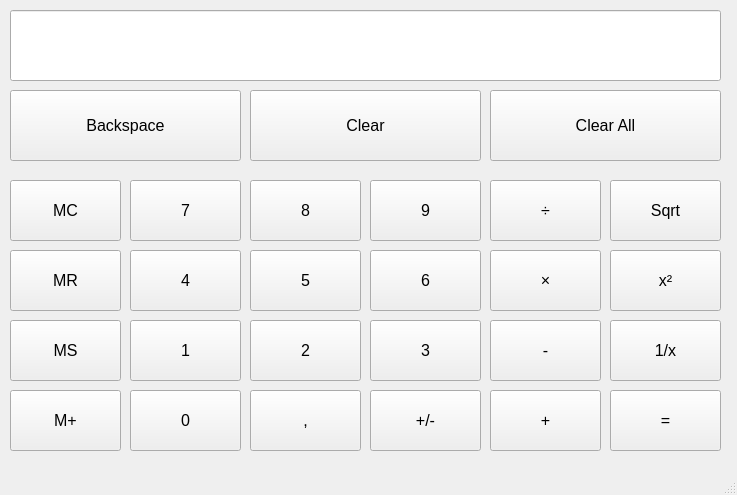
Before: the Qt Designer form C++/Qt_widgets_calculator/mainwindow.ui in WinnovaTiviPT21/Jarmo, drawn with Qt 5.
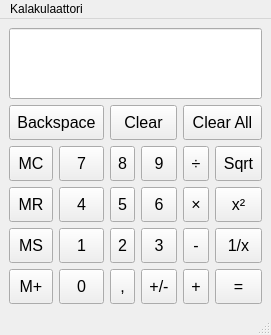
After: the same form once the commit is applied.

Commit message: Skaalauksen lisäys

```diff
--- a/C++/Qt_widgets_calculator/mainwindow.ui
+++ b/C++/Qt_widgets_calculator/mainwindow.ui
@@ -6,8 +6,8 @@
    <rect>
     <x>0</x>
     <y>0</y>
-    <width>737</width>
-    <height>495</height>
+    <width>265</width>
+    <height>335</height>
    </rect>
   </property>
   <property name="windowTitle">
@@ -17,14 +17,29 @@
    <bool>false</bool>
   </property>
   <widget class="QWidget" name="centralwidget">
+   <layout class="QGridLayout" name="gridLayout">
+    <item row="0" column="0" colspan="6">
+     <widget class="QLineEdit" name="lineEdit">
+      <property name="sizePolicy">
+       <sizepolicy hsizetype="Expanding" vsizetype="Expanding">
+        <horstretch>0</horstretch>
+        <verstretch>0</verstretch>
+       </sizepolicy>
+      </property>
+      <property name="font">
+       <font>
+        <pointsize>42</pointsize>
+       </font>
+      </property>
+     </widget>
+    </item>
+    <item row="1" column="0" colspan="2">
    <widget class="QToolButton" name="Backspace">
-    <property name="geometry">
-     <rect>
-      <x>10</x>
-      <y>90</y>
-      <width>231</width>
-      <height>71</height>
-     </rect>
+      <property name="sizePolicy">
+       <sizepolicy hsizetype="Expanding" vsizetype="Expanding">
+        <horstretch>0</horstretch>
+        <verstretch>0</verstretch>
+       </sizepolicy>
     </property>
     <property name="font">
      <font>
@@ -35,14 +50,14 @@
      <string>Backspace</string>
     </property>
    </widget>
+    </item>
+    <item row="1" column="2" colspan="2">
    <widget class="QToolButton" name="Clear">
-    <property name="geometry">
-     <rect>
-      <x>250</x>
-      <y>90</y>
-      <width>231</width>
-      <height>71</height>
-     </rect>
+      <property name="sizePolicy">
+       <sizepolicy hsizetype="Expanding" vsizetype="Expanding">
+        <horstretch>0</horstretch>
+        <verstretch>0</verstretch>
+       </sizepolicy>
     </property>
     <property name="font">
      <font>
@@ -53,14 +68,14 @@
      <string>Clear</string>
     </property>
    </widget>
+    </item>
+    <item row="1" column="4" colspan="2">
    <widget class="QToolButton" name="ClearAll">
-    <property name="geometry">
-     <rect>
-      <x>490</x>
-      <y>90</y>
-      <width>231</width>
-      <height>71</height>
-     </rect>
+      <property name="sizePolicy">
+       <sizepolicy hsizetype="Expanding" vsizetype="Expanding">
+        <horstretch>0</horstretch>
+        <verstretch>0</verstretch>
+       </sizepolicy>
     </property>
     <property name="font">
      <font>
@@ -71,14 +86,14 @@
      <string>Clear All</string>
     </property>
    </widget>
+    </item>
+    <item row="2" column="0">
    <widget class="QToolButton" name="MC">
-    <property name="geometry">
-     <rect>
-      <x>10</x>
-      <y>180</y>
-      <width>111</width>
-      <height>61</height>
-     </rect>
+      <property name="sizePolicy">
+       <sizepolicy hsizetype="Expanding" vsizetype="Expanding">
+        <horstretch>0</horstretch>
+        <verstretch>0</verstretch>
+       </sizepolicy>
     </property>
     <property name="font">
      <font>
@@ -89,14 +104,14 @@
      <string>MC</string>
     </property>
    </widget>
+    </item>
+    <item row="2" column="1">
    <widget class="QToolButton" name="B7">
-    <property name="geometry">
-     <rect>
-      <x>130</x>
-      <y>180</y>
-      <width>111</width>
-      <height>61</height>
-     </rect>
+      <property name="sizePolicy">
+       <sizepolicy hsizetype="Expanding" vsizetype="Expanding">
+        <horstretch>0</horstretch>
+        <verstretch>0</verstretch>
+       </sizepolicy>
     </property>
     <property name="font">
      <font>
@@ -107,14 +122,14 @@
      <string>7</string>
     </property>
    </widget>
+    </item>
+    <item row="2" column="2">
    <widget class="QToolButton" name="B8">
-    <property name="geometry">
-     <rect>
-      <x>250</x>
-      <y>180</y>
-      <width>111</width>
-      <height>61</height>
-     </rect>
+      <property name="sizePolicy">
+       <sizepolicy hsizetype="Expanding" vsizetype="Expanding">
+        <horstretch>0</horstretch>
+        <verstretch>0</verstretch>
+       </sizepolicy>
     </property>
     <property name="font">
      <font>
@@ -125,14 +140,14 @@
      <string>8</string>
     </property>
    </widget>
+    </item>
+    <item row="2" column="3">
    <widget class="QToolButton" name="B9">
-    <property name="geometry">
-     <rect>
-      <x>370</x>
-      <y>180</y>
-      <width>111</width>
-      <height>61</height>
-     </rect>
+      <property name="sizePolicy">
+       <sizepolicy hsizetype="Expanding" vsizetype="Expanding">
+        <horstretch>0</horstretch>
+        <verstretch>0</verstretch>
+       </sizepolicy>
     </property>
     <property name="font">
      <font>
@@ -143,14 +158,14 @@
      <string>9</string>
     </property>
    </widget>
+    </item>
+    <item row="2" column="4">
    <widget class="QToolButton" name="Jako">
-    <property name="geometry">
-     <rect>
-      <x>490</x>
-      <y>180</y>
-      <width>111</width>
-      <height>61</height>
-     </rect>
+      <property name="sizePolicy">
+       <sizepolicy hsizetype="Expanding" vsizetype="Expanding">
+        <horstretch>0</horstretch>
+        <verstretch>0</verstretch>
+       </sizepolicy>
     </property>
     <property name="font">
      <font>
@@ -161,14 +176,14 @@
      <string>÷</string>
     </property>
    </widget>
+    </item>
+    <item row="2" column="5">
    <widget class="QToolButton" name="Neliojuuri">
-    <property name="geometry">
-     <rect>
-      <x>610</x>
-      <y>180</y>
-      <width>111</width>
-      <height>61</height>
-     </rect>
+      <property name="sizePolicy">
+       <sizepolicy hsizetype="Expanding" vsizetype="Expanding">
+        <horstretch>0</horstretch>
+        <verstretch>0</verstretch>
+       </sizepolicy>
     </property>
     <property name="font">
      <font>
@@ -179,14 +194,14 @@
      <string>Sqrt</string>
     </property>
    </widget>
+    </item>
+    <item row="3" column="0">
    <widget class="QToolButton" name="MR">
-    <property name="geometry">
-     <rect>
-      <x>10</x>
-      <y>250</y>
-      <width>111</width>
-      <height>61</height>
-     </rect>
+      <property name="sizePolicy">
+       <sizepolicy hsizetype="Expanding" vsizetype="Expanding">
+        <horstretch>0</horstretch>
+        <verstretch>0</verstretch>
+       </sizepolicy>
     </property>
     <property name="font">
      <font>
@@ -197,14 +212,14 @@
      <string>MR</string>
     </property>
    </widget>
+    </item>
+    <item row="3" column="1">
    <widget class="QToolButton" name="B4">
-    <property name="geometry">
-     <rect>
-      <x>130</x>
-      <y>250</y>
-      <width>111</width>
-      <height>61</height>
-     </rect>
+      <property name="sizePolicy">
+       <sizepolicy hsizetype="Expanding" vsizetype="Expanding">
+        <horstretch>0</horstretch>
+        <verstretch>0</verstretch>
+       </sizepolicy>
     </property>
     <property name="font">
      <font>
@@ -215,14 +230,14 @@
      <string>4</string>
     </property>
    </widget>
+    </item>
+    <item row="3" column="2">
    <widget class="QToolButton" name="B5">
-    <property name="geometry">
-     <rect>
-      <x>250</x>
-      <y>250</y>
-      <width>111</width>
-      <height>61</height>
-     </rect>
+      <property name="sizePolicy">
+       <sizepolicy hsizetype="Expanding" vsizetype="Expanding">
+        <horstretch>0</horstretch>
+        <verstretch>0</verstretch>
+       </sizepolicy>
     </property>
     <property name="font">
      <font>
@@ -233,14 +248,14 @@
      <string>5</string>
     </property>
    </widget>
+    </item>
+    <item row="3" column="3">
    <widget class="QToolButton" name="B6">
-    <property name="geometry">
-     <rect>
-      <x>370</x>
-      <y>250</y>
-      <width>111</width>
-      <height>61</height>
-     </rect>
+      <property name="sizePolicy">
+       <sizepolicy hsizetype="Expanding" vsizetype="Expanding">
+        <horstretch>0</horstretch>
+        <verstretch>0</verstretch>
+       </sizepolicy>
     </property>
     <property name="font">
      <font>
@@ -251,14 +266,14 @@
      <string>6</string>
     </property>
    </widget>
+    </item>
+    <item row="3" column="4">
    <widget class="QToolButton" name="Kerto">
-    <property name="geometry">
-     <rect>
-      <x>490</x>
-      <y>250</y>
-      <width>111</width>
-      <height>61</height>
-     </rect>
+      <property name="sizePolicy">
+       <sizepolicy hsizetype="Expanding" vsizetype="Expanding">
+        <horstretch>0</horstretch>
+        <verstretch>0</verstretch>
+       </sizepolicy>
     </property>
     <property name="font">
      <font>
@@ -269,14 +284,14 @@
      <string>×</string>
     </property>
    </widget>
+    </item>
+    <item row="3" column="5">
    <widget class="QToolButton" name="x2">
-    <property name="geometry">
-     <rect>
-      <x>610</x>
-      <y>250</y>
-      <width>111</width>
-      <height>61</height>
-     </rect>
+      <property name="sizePolicy">
+       <sizepolicy hsizetype="Expanding" vsizetype="Expanding">
+        <horstretch>0</horstretch>
+        <verstretch>0</verstretch>
+       </sizepolicy>
     </property>
     <property name="font">
      <font>
@@ -287,14 +302,14 @@
      <string>x²</string>
     </property>
    </widget>
+    </item>
+    <item row="4" column="0">
    <widget class="QToolButton" name="MS">
-    <property name="geometry">
-     <rect>
-      <x>10</x>
-      <y>320</y>
-      <width>111</width>
-      <height>61</height>
-     </rect>
+      <property name="sizePolicy">
+       <sizepolicy hsizetype="Expanding" vsizetype="Expanding">
+        <horstretch>0</horstretch>
+        <verstretch>0</verstretch>
+       </sizepolicy>
     </property>
     <property name="font">
      <font>
@@ -305,14 +320,14 @@
      <string>MS</string>
     </property>
    </widget>
+    </item>
+    <item row="4" column="1">
    <widget class="QToolButton" name="B1">
-    <property name="geometry">
-     <rect>
-      <x>130</x>
-      <y>320</y>
-      <width>111</width>
-      <height>61</height>
-     </rect>
+      <property name="sizePolicy">
+       <sizepolicy hsizetype="Expanding" vsizetype="Expanding">
+        <horstretch>0</horstretch>
+        <verstretch>0</verstretch>
+       </sizepolicy>
     </property>
     <property name="font">
      <font>
@@ -323,14 +338,14 @@
      <string>1</string>
     </property>
    </widget>
+    </item>
+    <item row="4" column="2">
    <widget class="QToolButton" name="B2">
-    <property name="geometry">
-     <rect>
-      <x>250</x>
-      <y>320</y>
-      <width>111</width>
-      <height>61</height>
-     </rect>
+      <property name="sizePolicy">
+       <sizepolicy hsizetype="Expanding" vsizetype="Expanding">
+        <horstretch>0</horstretch>
+        <verstretch>0</verstretch>
+       </sizepolicy>
     </property>
     <property name="font">
      <font>
@@ -341,14 +356,14 @@
      <string>2</string>
     </property>
    </widget>
+    </item>
+    <item row="4" column="3">
    <widget class="QToolButton" name="B3">
-    <property name="geometry">
-     <rect>
-      <x>370</x>
-      <y>320</y>
-      <width>111</width>
-      <height>61</height>
-     </rect>
+      <property name="sizePolicy">
+       <sizepolicy hsizetype="Expanding" vsizetype="Expanding">
+        <horstretch>0</horstretch>
+        <verstretch>0</verstretch>
+       </sizepolicy>
     </property>
     <property name="font">
      <font>
@@ -359,14 +374,14 @@
      <string>3</string>
     </property>
    </widget>
+    </item>
+    <item row="4" column="4">
    <widget class="QToolButton" name="Miinus">
-    <property name="geometry">
-     <rect>
-      <x>490</x>
-      <y>320</y>
-      <width>111</width>
-      <height>61</height>
-     </rect>
+      <property name="sizePolicy">
+       <sizepolicy hsizetype="Expanding" vsizetype="Expanding">
+        <horstretch>0</horstretch>
+        <verstretch>0</verstretch>
+       </sizepolicy>
     </property>
     <property name="font">
      <font>
@@ -377,14 +392,14 @@
      <string>-</string>
     </property>
    </widget>
+    </item>
+    <item row="4" column="5">
    <widget class="QToolButton" name="YksiKauttaX">
-    <property name="geometry">
-     <rect>
-      <x>610</x>
-      <y>320</y>
-      <width>111</width>
-      <height>61</height>
-     </rect>
+      <property name="sizePolicy">
+       <sizepolicy hsizetype="Expanding" vsizetype="Expanding">
+        <horstretch>0</horstretch>
+        <verstretch>0</verstretch>
+       </sizepolicy>
     </property>
     <property name="font">
      <font>
@@ -395,14 +410,14 @@
      <string>1/x</string>
     </property>
    </widget>
+    </item>
+    <item row="5" column="0">
    <widget class="QToolButton" name="Mplus">
-    <property name="geometry">
-     <rect>
-      <x>10</x>
-      <y>390</y>
-      <width>111</width>
-      <height>61</height>
-     </rect>
+      <property name="sizePolicy">
+       <sizepolicy hsizetype="Expanding" vsizetype="Expanding">
+        <horstretch>0</horstretch>
+        <verstretch>0</verstretch>
+       </sizepolicy>
     </property>
     <property name="font">
      <font>
@@ -413,14 +428,14 @@
      <string>M+</string>
     </property>
    </widget>
+    </item>
+    <item row="5" column="1">
    <widget class="QToolButton" name="B0">
-    <property name="geometry">
-     <rect>
-      <x>130</x>
-      <y>390</y>
-      <width>111</width>
-      <height>61</height>
-     </rect>
+      <property name="sizePolicy">
+       <sizepolicy hsizetype="Expanding" vsizetype="Expanding">
+        <horstretch>0</horstretch>
+        <verstretch>0</verstretch>
+       </sizepolicy>
     </property>
     <property name="font">
      <font>
@@ -431,14 +446,14 @@
      <string>0</string>
     </property>
    </widget>
+    </item>
+    <item row="5" column="2">
    <widget class="QToolButton" name="Pilkku">
-    <property name="geometry">
-     <rect>
-      <x>250</x>
-      <y>390</y>
-      <width>111</width>
-      <height>61</height>
-     </rect>
+      <property name="sizePolicy">
+       <sizepolicy hsizetype="Expanding" vsizetype="Expanding">
+        <horstretch>0</horstretch>
+        <verstretch>0</verstretch>
+       </sizepolicy>
     </property>
     <property name="font">
      <font>
@@ -449,14 +464,14 @@
      <string>,</string>
     </property>
    </widget>
+    </item>
+    <item row="5" column="3">
    <widget class="QToolButton" name="PlusMiinus">
-    <property name="geometry">
-     <rect>
-      <x>370</x>
-      <y>390</y>
-      <width>111</width>
-      <height>61</height>
-     </rect>
+      <property name="sizePolicy">
+       <sizepolicy hsizetype="Expanding" vsizetype="Expanding">
+        <horstretch>0</horstretch>
+        <verstretch>0</verstretch>
+       </sizepolicy>
     </property>
     <property name="font">
      <font>
@@ -467,14 +482,14 @@
      <string>+/-</string>
     </property>
    </widget>
+    </item>
+    <item row="5" column="4">
    <widget class="QToolButton" name="Plus">
-    <property name="geometry">
-     <rect>
-      <x>490</x>
-      <y>390</y>
-      <width>111</width>
-      <height>61</height>
-     </rect>
+      <property name="sizePolicy">
+       <sizepolicy hsizetype="Expanding" vsizetype="Expanding">
+        <horstretch>0</horstretch>
+        <verstretch>0</verstretch>
+       </sizepolicy>
     </property>
     <property name="font">
      <font>
@@ -485,14 +500,14 @@
      <string>+</string>
     </property>
    </widget>
+    </item>
+    <item row="5" column="5">
    <widget class="QToolButton" name="Onyhtakuin">
-    <property name="geometry">
-     <rect>
-      <x>610</x>
-      <y>390</y>
-      <width>111</width>
-      <height>61</height>
-     </rect>
+      <property name="sizePolicy">
+       <sizepolicy hsizetype="Expanding" vsizetype="Expanding">
+        <horstretch>0</horstretch>
+        <verstretch>0</verstretch>
+       </sizepolicy>
     </property>
     <property name="font">
      <font>
@@ -503,31 +518,24 @@
      <string>=</string>
     </property>
    </widget>
-   <widget class="QLineEdit" name="lineEdit">
-    <property name="geometry">
-     <rect>
-      <x>10</x>
-      <y>10</y>
-      <width>711</width>
-      <height>71</height>
-     </rect>
-    </property>
-    <property name="font">
-     <font>
-      <pointsize>22</pointsize>
-     </font>
-    </property>
-   </widget>
+    </item>
+   </layout>
   </widget>
   <widget class="QMenuBar" name="menubar">
    <property name="geometry">
     <rect>
      <x>0</x>
      <y>0</y>
-     <width>737</width>
+     <width>265</width>
      <height>21</height>
     </rect>
    </property>
+   <widget class="QMenu" name="menuKalakulaattori">
+    <property name="title">
+     <string>Kalakulaattori</string>
+    </property>
+   </widget>
+   <addaction name="menuKalakulaattori"/>
   </widget>
   <widget class="QStatusBar" name="statusbar"/>
  </widget>
```
Lines whose indentation alone changed are shown as unchanged.
